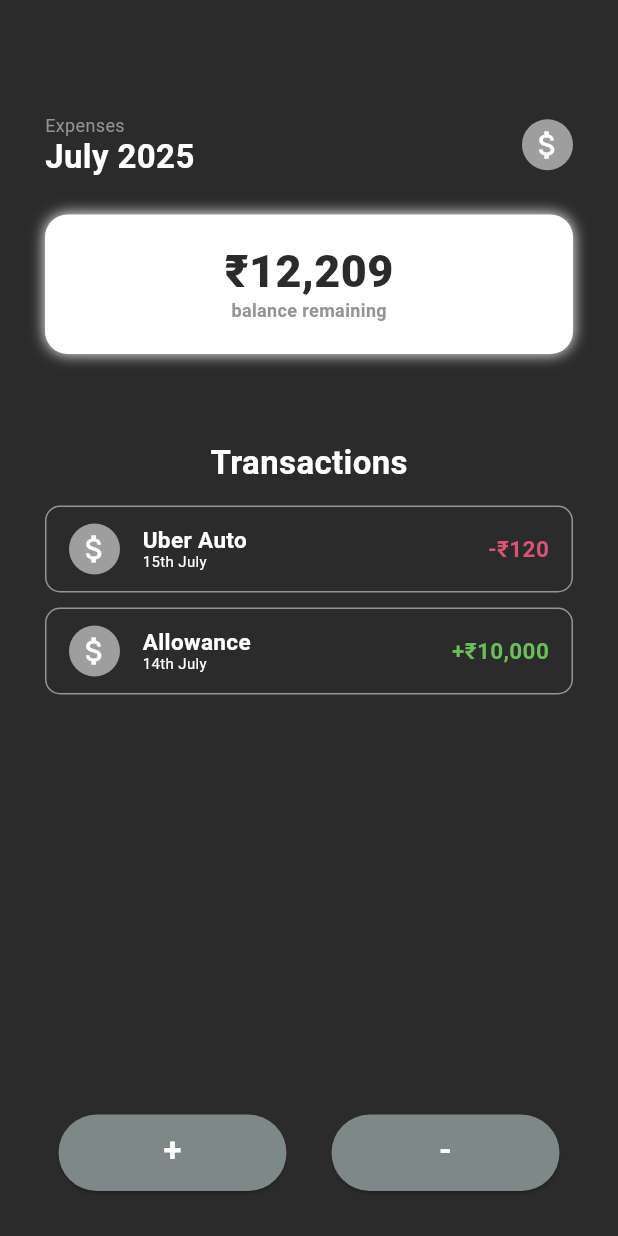
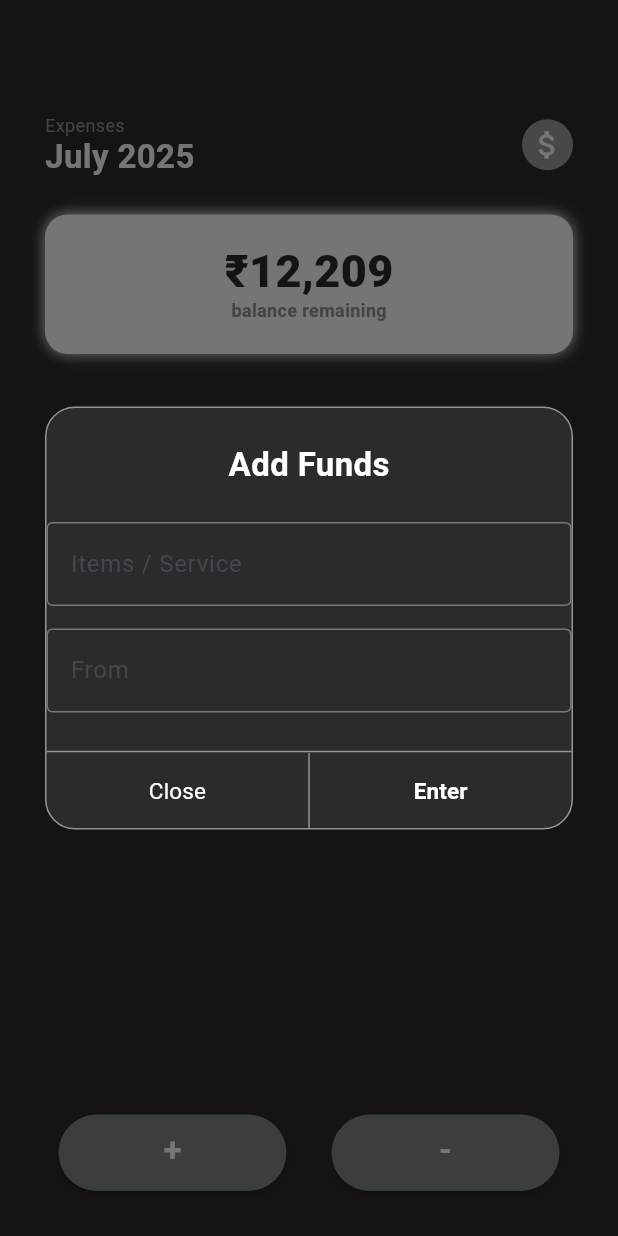
Before and after one commit to NotArchiveData/ExpenseTracker, a Flutter app: the screen it shows after launch, after a tap on an icon or button, on a phone screen of 412 x 824 dp. Run offline on Flutter 3.47's test engine with Material 3 defaults, Android fonts, the phone set to English and light mode, and no system bars; Roboto replaces fonts that are missing (SF-Pro).

Commit message:
popup for adding funds!!

```diff
--- a/lib/buttons.dart
+++ b/lib/buttons.dart
@@ -1,4 +1,9 @@
 import 'package:flutter/material.dart';
+
+// text editing fields to get access to what i typed
+TextEditingController service = TextEditingController();
+TextEditingController from = TextEditingController();
+TextEditingController amount = TextEditingController();
 
 class Buttons extends StatelessWidget {
   const Buttons({super.key});
@@ -13,7 +18,117 @@ class Buttons extends StatelessWidget {
             minimumSize: Size(152, 51),
             backgroundColor: Color(0xFF7E8987)
           ),
-          onPressed: (){},
+
+          onPressed: () {
+            showDialog(
+              context: context,
+              builder: (context) {
+                return Dialog(
+                  backgroundColor: Colors.transparent,
+                  insetPadding: EdgeInsets.zero,
+                  child: Padding(
+                    padding: const EdgeInsets.fromLTRB(30, 0, 30, 0),
+                    child: Container(
+                      decoration: BoxDecoration(
+                        color: Color(0xFF2b2b2b),
+                        border: Border.all(
+                          color: Color(0xFF949494),
+                        ),
+                        borderRadius: BorderRadius.circular(20),
+
+                      ),
+                      child: Column(
+                        mainAxisSize: MainAxisSize.min,
+                        children: [
+
+                          SizedBox(height:25),
+
+                          Text(
+                            "Add Funds",
+                            style: TextStyle(
+                              color: Color(0xFFFFFFFF),
+                              fontSize: 22,
+                              fontWeight: FontWeight.w600,
+                            ),
+                            textHeightBehavior: TextHeightBehavior(
+                                applyHeightToFirstAscent: false,
+                                applyHeightToLastDescent: false,
+                              ),
+                          ),
+
+                          SizedBox(height:25),
+
+                          TextField(
+                            controller: service,
+                            decoration: InputDecoration(
+                              border: OutlineInputBorder(),
+                              hintText: "Items / Service",
+                            ),
+                          ),
+
+                          SizedBox(height:15),
+
+                          TextField(
+                            controller: from,
+                            decoration: InputDecoration(
+                              border: OutlineInputBorder(),
+                              hintText: "From",
+                            ),
+                          ),
+
+                          SizedBox(height:25),
+
+                          Divider(height: 2, color: Color(0xFF949494)),
+
+                          Row(
+                            children: [
+                              Expanded(
+                                child: TextButton(
+                                  onPressed: () => Navigator.of(context).pop(),
+                                  child: Text(
+                                    "Close",
+                                    style: TextStyle(
+                                      color: Color(0xFFFFFFFF),
+                                      fontSize: 15,
+                                      fontWeight: FontWeight.w400,
+                                    ),
+                                  ),
+                                )
+                              ),
+
+                              Container(
+                                width: 1,
+                                height: 50,
+                                color: Color(0xFF949494),
+                              ),
+
+                              Expanded(
+                                child: TextButton(
+                                  onPressed: () {
+                                    //hi
+                                    Navigator.of(context).pop();
+                                  },
+                                  child: Text(
+                                    "Enter",
+                                    style: TextStyle(
+                                      color: Color(0xFFFFFFFF),
+                                      fontSize: 15,
+                                      fontWeight: FontWeight.w600,
+                                    ),
+                                  ),
+                                )
+                              ),
+                            ],
+                          ),
+                        ],
+                      )
+                    ),
+                  ),
+                );
+              },
+            );
+          },
+
           child: Text(
             "+",
             style: TextStyle(
```
